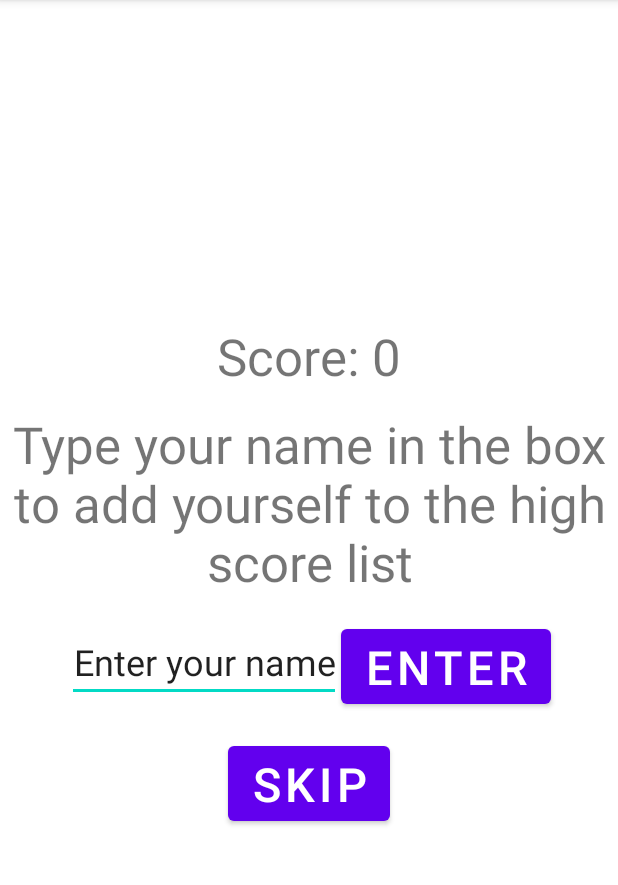
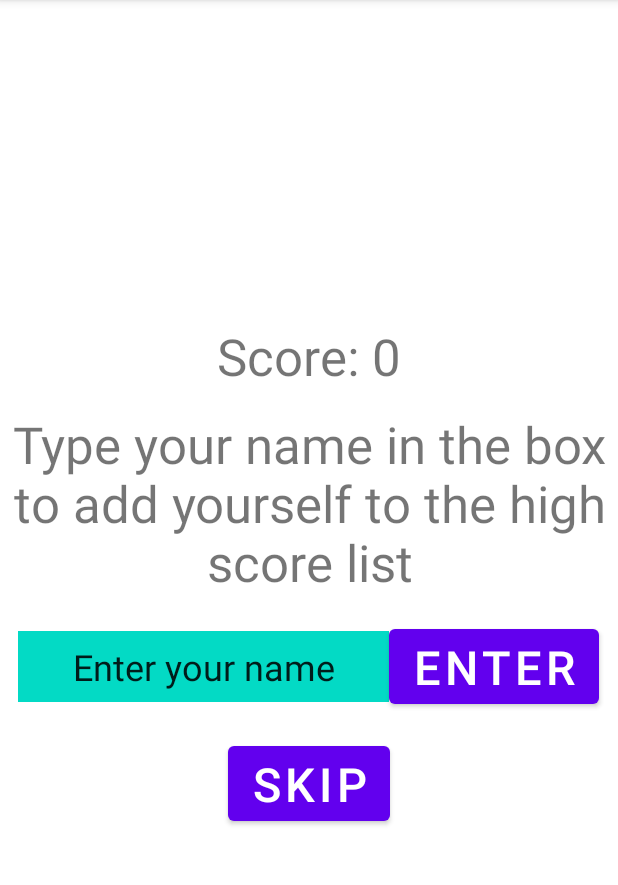
Before and after one commit to pomeroyk/QuizApp2021, an Android app: the ScoreActivity screen opened directly, with no data from a screen before it, on a phone screen of 412 x 824 dp, the part 84-969 px from its top. Run offline under Robolectric (Android 15) with nearby library versions, the phone set to English and light mode, and no system bars; our stand-ins replace Firebase (no records; nobody signed in at launch, a user with empty details on screens opened directly).

```diff
--- a/app/src/main/java/com/example/quizapp2021/ScoreActivity.java
+++ b/app/src/main/java/com/example/quizapp2021/ScoreActivity.java
@@ -50,7 +50,12 @@ public class ScoreActivity extends AppCompatActivity {
                 startActivity(intent);
             }
         });
-
+        nameET.setOnClickListener(new View.OnClickListener() {
+            @Override
+            public void onClick(View view) {
+                nameET.setText("");
+            }
+        });
         enterBTN.setOnClickListener(new View.OnClickListener(){
             public void onClick(View v) {
 
--- a/app/src/main/res/layout/activity_score.xml
+++ b/app/src/main/res/layout/activity_score.xml
@@ -39,8 +39,9 @@
 
         <EditText
             android:id="@+id/NameET"
-            android:layout_width="wrap_content"
+            android:layout_width="247dp"
             android:layout_height="47dp"
+            android:background="@color/teal_200"
             android:gravity="center"
             android:text="Enter your name"
             android:textAlignment="center"
```
Also changed, not shown: app/src/main/java/com/example/quizapp2021/MainActivity.java (+6 -6 lines), app/src/main/java/com/example/quizapp2021/Question.java (+4 -6 lines).
